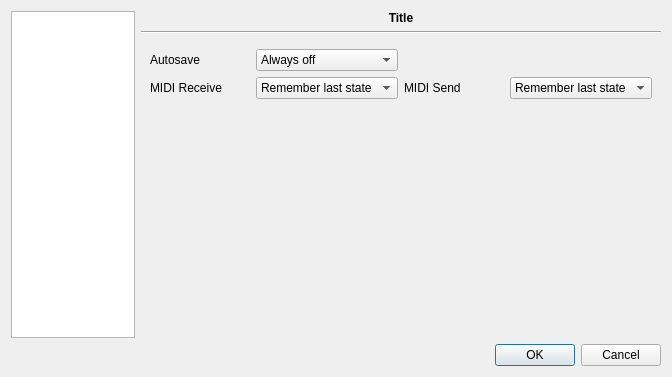
Old version of the form bigglesworth/ui/settings.ui in the repository MaurizioB/Bigglesworth.
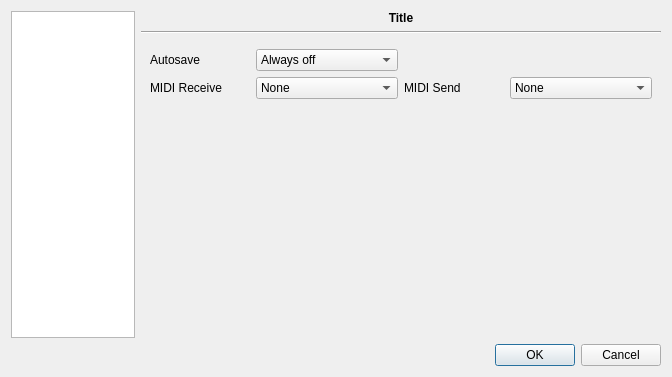
New version of the form. The open tabs and pages were chosen to show the change. Icons and pictures are not drawn. Custom widgets are drawn as their Qt base class.

Commit message: Fixed forgotten midi send/receive status settings.

Patch:
```diff
--- a/bigglesworth/ui/settings.ui
+++ b/bigglesworth/ui/settings.ui
@@ -271,14 +271,14 @@
        <item row="1" column="3">
         <widget class="QComboBox" name="midiSendCombo">
          <property name="currentIndex">
-          <number>3</number>
+          <number>0</number>
          </property>
          <property name="sizeAdjustPolicy">
           <enum>QComboBox::AdjustToContentsOnFirstShow</enum>
          </property>
          <item>
           <property name="text">
-           <string>Program changes</string>
+           <string>None</string>
           </property>
          </item>
          <item>
@@ -308,14 +308,14 @@
        <item row="1" column="1">
         <widget class="QComboBox" name="midiReceiveCombo">
          <property name="currentIndex">
-          <number>3</number>
+          <number>0</number>
          </property>
          <property name="sizeAdjustPolicy">
           <enum>QComboBox::AdjustToContentsOnFirstShow</enum>
          </property>
          <item>
           <property name="text">
-           <string>Program changes</string>
+           <string>None</string>
           </property>
          </item>
          <item>
```
Left out of the diff: 10 changed lines with no effect on the pictures. The commit also changes 3 other files.
